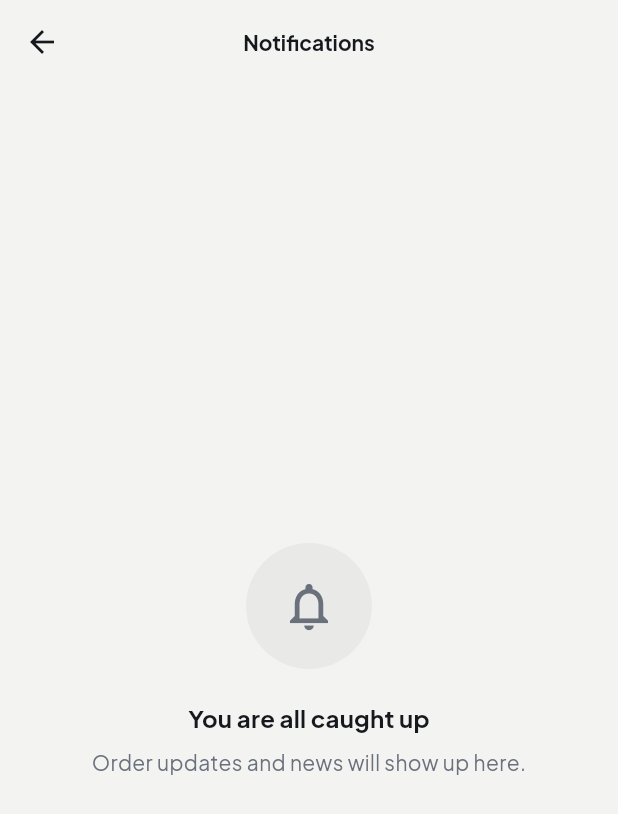
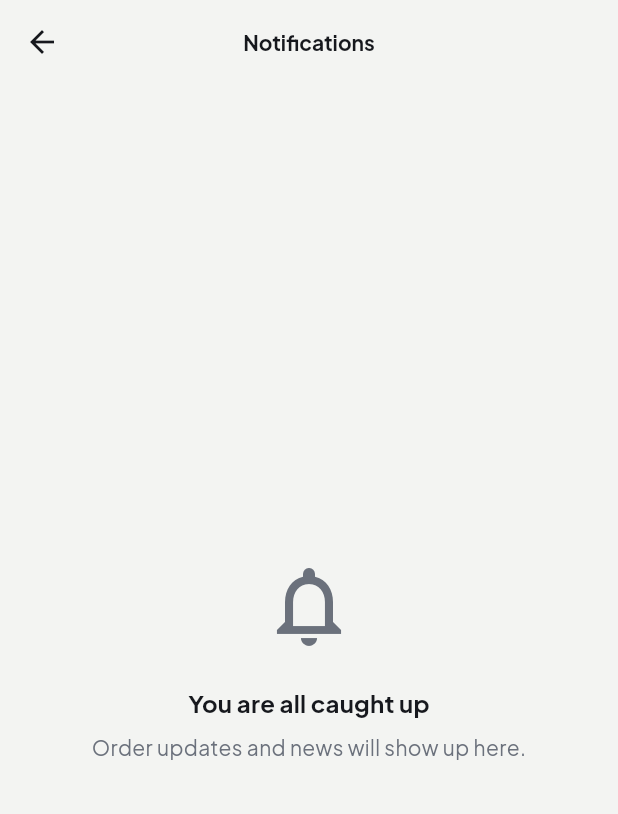
Before and after one commit to stevenimanzi/nawe, a Flutter app: the screen it shows once a user with an empty profile is signed in, after a tap on the "notifications none" icon, on a phone screen of 412 x 824 dp. Shown: the top 814 px of the screen. Run offline on Flutter 3.47's test engine with Material 3 defaults, Android fonts, the phone set to English and light mode, and no system bars; our stand-ins replace cached_network_image, cloud_firestore, firebase_auth, firebase_core, flutter_image_compress, flutter_riverpod and 5 more; accounts and stored records are empty.

Commit message:
Remove background shapes behind icons across the app and use a transparent logo mark

```diff
--- a/mobile/lib/core/theme/app_theme.dart
+++ b/mobile/lib/core/theme/app_theme.dart
@@ -114,7 +114,7 @@ abstract final class AppTheme {
       ),
       navigationBarTheme: NavigationBarThemeData(
         backgroundColor: panel,
-        indicatorColor: ink.withValues(alpha: 0.1),
+        indicatorColor: Colors.transparent,
         height: 68,
         labelTextStyle: WidgetStatePropertyAll(
           text.labelSmall?.copyWith(fontWeight: FontWeight.w600),
--- a/mobile/lib/core/widgets/app_logo.dart
+++ b/mobile/lib/core/widgets/app_logo.dart
@@ -1,18 +1,26 @@
 import 'package:flutter/material.dart';
 import 'package:flutter_svg/flutter_svg.dart';
 
-/// The NAWE mark from the dashboard brand assets.
+/// The NAWE mark (roof and N) from the brand assets, drawn with no
+/// background so it sits directly on the page in light and dark mode.
 class AppLogo extends StatelessWidget {
-  const AppLogo({super.key, this.size = 72});
+  const AppLogo({super.key, this.size = 72, this.color});
 
   final double size;
+
+  /// Defaults to the current text color.
+  final Color? color;
 
   @override
   Widget build(BuildContext context) {
     return SvgPicture.asset(
-      'assets/brand/logo-mark.svg',
+      'assets/brand/logo-glyph.svg',
       width: size,
       height: size,
+      colorFilter: ColorFilter.mode(
+        color ?? Theme.of(context).colorScheme.onSurface,
+        BlendMode.srcIn,
+      ),
       semanticsLabel: 'NAWE',
     );
   }
--- a/mobile/lib/core/widgets/state_views.dart
+++ b/mobile/lib/core/widgets/state_views.dart
@@ -36,15 +36,7 @@ class EmptyView extends StatelessWidget {
         child: Column(
           mainAxisSize: MainAxisSize.min,
           children: [
-            Container(
-              width: 84,
-              height: 84,
-              decoration: BoxDecoration(
-                color: scheme.surfaceContainerHighest,
-                shape: BoxShape.circle,
-              ),
-              child: Icon(icon, size: 38, color: scheme.onSurfaceVariant),
-            ),
+            Icon(icon, size: 64, color: scheme.onSurfaceVariant),
             const SizedBox(height: 20),
             Text(title,
                 textAlign: TextAlign.center,
--- a/mobile/lib/features/home/home_screen.dart
+++ b/mobile/lib/features/home/home_screen.dart
@@ -66,7 +66,7 @@ class _HomeScreenState extends ConsumerState<HomeScreen> {
                       Badge(
                         isLabelVisible: unread > 0,
                         label: Text('$unread'),
-                        child: IconButton.filledTonal(
+                        child: IconButton(
                           onPressed: () => context.push('/notifications'),
                           icon: const Icon(Icons.notifications_none),
                         ),
@@ -85,14 +85,7 @@ class _HomeScreenState extends ConsumerState<HomeScreen> {
                         decoration: InputDecoration(
                           hintText: 'Search products...',
                           prefixIcon: const Icon(Icons.search),
-                          suffixIcon: Padding(
-                            padding: const EdgeInsets.all(6),
-                            child: CircleAvatar(
-                              backgroundColor: scheme.onSurface,
-                              child: Icon(Icons.tune,
-                                  color: scheme.surface, size: 20),
-                            ),
-                          ),
+                          suffixIcon: const Icon(Icons.tune),
                           fillColor: scheme.surface,
                         ),
                       ),
--- a/mobile/lib/features/notifications/notifications_screen.dart
+++ b/mobile/lib/features/notifications/notifications_screen.dart
@@ -63,10 +63,7 @@ class _NotificationsScreenState extends ConsumerState<NotificationsScreen> {
                 child: Row(
                   crossAxisAlignment: CrossAxisAlignment.start,
                   children: [
-                    CircleAvatar(
-                      backgroundColor: scheme.surfaceContainerHighest,
-                      child: const Icon(Icons.notifications_none),
-                    ),
+                    const Icon(Icons.notifications_none),
                     const SizedBox(width: 12),
                     Expanded(
                       child: Column(
--- a/mobile/lib/features/onboarding/onboarding_screen.dart
+++ b/mobile/lib/features/onboarding/onboarding_screen.dart
@@ -139,16 +139,7 @@ class _SlideView extends StatelessWidget {
       child: Column(
         mainAxisAlignment: MainAxisAlignment.center,
         children: [
-          Container(
-            width: 190,
-            height: 190,
-            decoration: BoxDecoration(
-              color: AppColors.panel,
-              shape: BoxShape.circle,
-              border: Border.all(color: AppColors.panel2, width: 2),
-            ),
-            child: Icon(slide.icon, size: 84, color: AppColors.ink),
-          ),
+          Icon(slide.icon, size: 120, color: AppColors.ink),
           const SizedBox(height: 48),
           Text(
             slide.title,
--- a/mobile/lib/features/seller/seller_dashboard_screen.dart
+++ b/mobile/lib/features/seller/seller_dashboard_screen.dart
@@ -60,7 +60,7 @@ class SellerDashboardScreen extends ConsumerWidget {
                 Badge(
                   isLabelVisible: unread > 0,
                   label: Text('$unread'),
-                  child: IconButton.filledTonal(
+                  child: IconButton(
                     onPressed: () => context.push('/notifications'),
                     icon: const Icon(Icons.notifications_none),
                   ),
--- a/mobile/lib/features/splash/splash_screen.dart
+++ b/mobile/lib/features/splash/splash_screen.dart
@@ -71,7 +71,7 @@ class _SplashScreenState extends ConsumerState<SplashScreen>
             child: Column(
               mainAxisSize: MainAxisSize.min,
               children: [
-                const AppLogo(size: 112),
+                const AppLogo(size: 112, color: AppColors.ink),
                 const SizedBox(height: 22),
                 Text(
                   'NAWE',
```
Also changed, not shown: mobile/lib/core/widgets/photo_icon.dart (added, +19 -0 lines), mobile/lib/core/widgets/photo_picker_field.dart (+3 -5 lines), mobile/lib/features/assistant/assistant_screen.dart (+3 -8 lines), mobile/lib/features/cart/cart_screen.dart (+2 -6 lines), mobile/lib/features/favorites/favorite_button.dart (+12 -17 lines), mobile/lib/features/houses/house_detail_screen.dart (+4 -9 lines), mobile/lib/features/orders/order_detail_screen.dart (+6 -7 lines), mobile/lib/features/products/product_detail_screen.dart (+5 -10 lines), mobile/assets/brand/logo-glyph.svg (added), 3 other files.
